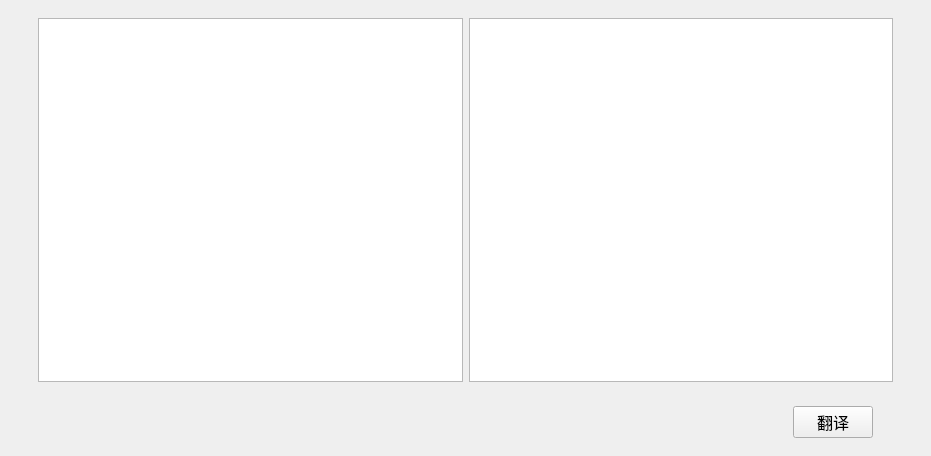
First picture: the form in mainwindow.ui, repository HYIND/Tiny_Translation, before the edit.
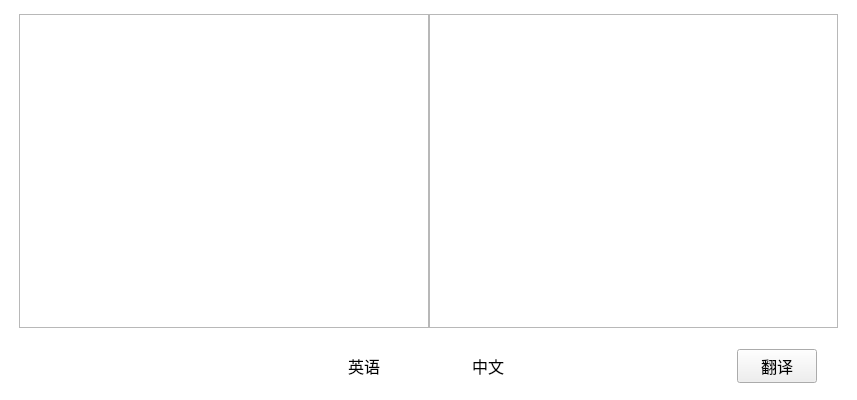
Second picture: the form after the edit. Icons and pictures are not drawn.

Patch:
```diff
--- a/mainwindow.ui
+++ b/mainwindow.ui
@@ -6,18 +6,61 @@
    <rect>
     <x>0</x>
     <y>0</y>
-    <width>931</width>
-    <height>456</height>
+    <width>857</width>
+    <height>400</height>
    </rect>
   </property>
+  <property name="minimumSize">
+   <size>
+    <width>500</width>
+    <height>300</height>
+   </size>
+  </property>
+  <property name="maximumSize">
+   <size>
+    <width>1000</width>
+    <height>500</height>
+   </size>
+  </property>
+  <property name="font">
+   <font>
+    <pointsize>10</pointsize>
+   </font>
+  </property>
   <property name="windowTitle">
    <string notr="true">Tiny Translation</string>
   </property>
   <widget class="QWidget" name="centralwidget">
+   <property name="styleSheet">
+    <string notr="true">QWidget#centralwidget
+{
+background:white;
+}
+
+</string>
+   </property>
    <layout class="QVBoxLayout" name="verticalLayout_3">
+    <property name="spacing">
+     <number>0</number>
+    </property>
+    <property name="leftMargin">
+     <number>5</number>
+    </property>
+    <property name="topMargin">
+     <number>5</number>
+    </property>
+    <property name="rightMargin">
+     <number>5</number>
+    </property>
+    <property name="bottomMargin">
+     <number>5</number>
+    </property>
     <item>
      <widget class="QWidget" name="widget" native="true">
       <layout class="QHBoxLayout" name="horizontalLayout_3">
+       <property name="spacing">
+        <number>0</number>
+       </property>
        <item>
         <spacer name="horizontalSpacer_2">
          <property name="orientation">
@@ -28,17 +71,29 @@
          </property>
          <property name="sizeHint" stdset="0">
           <size>
-           <width>20</width>
+           <width>5</width>
            <height>20</height>
           </size>
          </property>
         </spacer>
        </item>
        <item>
-        <widget class="QTextEdit" name="Source_Edit"/>
+        <widget class="QTextEdit" name="Source_Edit">
+         <property name="font">
+          <font>
+           <pointsize>12</pointsize>
+          </font>
+         </property>
+        </widget>
        </item>
        <item>
-        <widget class="QTextEdit" name="Target_Edit"/>
+        <widget class="QTextEdit" name="Target_Edit">
+         <property name="font">
+          <font>
+           <pointsize>12</pointsize>
+          </font>
+         </property>
+        </widget>
        </item>
        <item>
         <spacer name="horizontalSpacer">
@@ -50,7 +105,7 @@
          </property>
          <property name="sizeHint" stdset="0">
           <size>
-           <width>20</width>
+           <width>5</width>
            <height>20</height>
           </size>
          </property>
@@ -61,38 +116,136 @@
     </item>
     <item>
      <widget class="QWidget" name="widget_2" native="true">
-      <layout class="QGridLayout" name="gridLayout">
-       <item row="0" column="2">
-        <spacer name="horizontalSpacer_4">
-         <property name="orientation">
-          <enum>Qt::Horizontal</enum>
-         </property>
-         <property name="sizeType">
-          <enum>QSizePolicy::Fixed</enum>
-         </property>
-         <property name="sizeHint" stdset="0">
-          <size>
-           <width>40</width>
-           <height>20</height>
-          </size>
-         </property>
-        </spacer>
+      <property name="sizePolicy">
+       <sizepolicy hsizetype="Preferred" vsizetype="Preferred">
+        <horstretch>0</horstretch>
+        <verstretch>0</verstretch>
+       </sizepolicy>
+      </property>
+      <layout class="QHBoxLayout" name="horizontalLayout" stretch="0,0,0">
+       <property name="spacing">
+        <number>5</number>
+       </property>
+       <property name="leftMargin">
+        <number>5</number>
+       </property>
+       <property name="topMargin">
+        <number>5</number>
+       </property>
+       <property name="rightMargin">
+        <number>5</number>
+       </property>
+       <property name="bottomMargin">
+        <number>5</number>
+       </property>
+       <item alignment="Qt::AlignVCenter">
+        <widget class="QWidget" name="widget_3" native="true">
+         <layout class="QGridLayout" name="gridLayout">
+          <item row="0" column="1" alignment="Qt::AlignRight">
+           <widget class="QLabel" name="label">
+            <property name="font">
+             <font>
+              <pointsize>12</pointsize>
+             </font>
+            </property>
+            <property name="text">
+             <string>英语</string>
+            </property>
+           </widget>
+          </item>
+          <item row="0" column="2">
+           <widget class="QPushButton" name="pushButton">
+            <property name="sizePolicy">
+             <sizepolicy hsizetype="Preferred" vsizetype="Fixed">
+              <horstretch>0</horstretch>
+              <verstretch>0</verstretch>
+             </sizepolicy>
+            </property>
+            <property name="minimumSize">
+             <size>
+              <width>80</width>
+              <height>30</height>
+             </size>
+            </property>
+            <property name="maximumSize">
+             <size>
+              <width>80</width>
+              <height>30</height>
+             </size>
+            </property>
+            <property name="styleSheet">
+             <string notr="true">border:none;
+</string>
+            </property>
+            <property name="text">
+             <string/>
+            </property>
+            <property name="icon">
+             <iconset resource="Resource/Resource.qrc">
+              <normaloff>:/switch.png</normaloff>:/switch.png</iconset>
+            </property>
+            <property name="iconSize">
+             <size>
+              <width>80</width>
+              <height>30</height>
+             </size>
+            </property>
+           </widget>
+          </item>
+          <item row="0" column="3" alignment="Qt::AlignLeft">
+           <widget class="QLabel" name="label_2">
+            <property name="font">
+             <font>
+              <pointsize>12</pointsize>
+             </font>
+            </property>
+            <property name="text">
+             <string>中文</string>
+            </property>
+           </widget>
+          </item>
+          <item row="0" column="0">
+           <spacer name="horizontalSpacer_4">
+            <property name="orientation">
+             <enum>Qt::Horizontal</enum>
+            </property>
+            <property name="sizeType">
+             <enum>QSizePolicy::Fixed</enum>
+            </property>
+            <property name="sizeHint" stdset="0">
+             <size>
+              <width>110</width>
+              <height>20</height>
+             </size>
+            </property>
+           </spacer>
+          </item>
+         </layout>
+        </widget>
        </item>
-       <item row="0" column="0">
-        <spacer name="horizontalSpacer_3">
-         <property name="orientation">
-          <enum>Qt::Horizontal</enum>
-         </property>
-         <property name="sizeHint" stdset="0">
-          <size>
-           <width>40</width>
-           <height>20</height>
-          </size>
-         </property>
-        </spacer>
-       </item>
-       <item row="0" column="1">
+       <item>
         <widget class="QPushButton" name="Translation">
+         <property name="enabled">
+          <bool>true</bool>
+         </property>
+         <property name="sizePolicy">
+          <sizepolicy hsizetype="Minimum" vsizetype="Fixed">
+           <horstretch>0</horstretch>
+           <verstretch>0</verstretch>
+          </sizepolicy>
+         </property>
+         <property name="minimumSize">
+          <size>
+           <width>80</width>
+           <height>34</height>
+          </size>
+         </property>
+         <property name="maximumSize">
+          <size>
+           <width>80</width>
+           <height>34</height>
+          </size>
+         </property>
          <property name="font">
           <font>
            <pointsize>12</pointsize>
@@ -111,6 +264,22 @@
          </property>
         </widget>
        </item>
+       <item>
+        <spacer name="horizontalSpacer_3">
+         <property name="orientation">
+          <enum>Qt::Horizontal</enum>
+         </property>
+         <property name="sizeType">
+          <enum>QSizePolicy::Fixed</enum>
+         </property>
+         <property name="sizeHint" stdset="0">
+          <size>
+           <width>30</width>
+           <height>20</height>
+          </size>
+         </property>
+        </spacer>
+       </item>
       </layout>
      </widget>
     </item>
```
Left out of the diff: 7 changed lines with no effect on the pictures.
